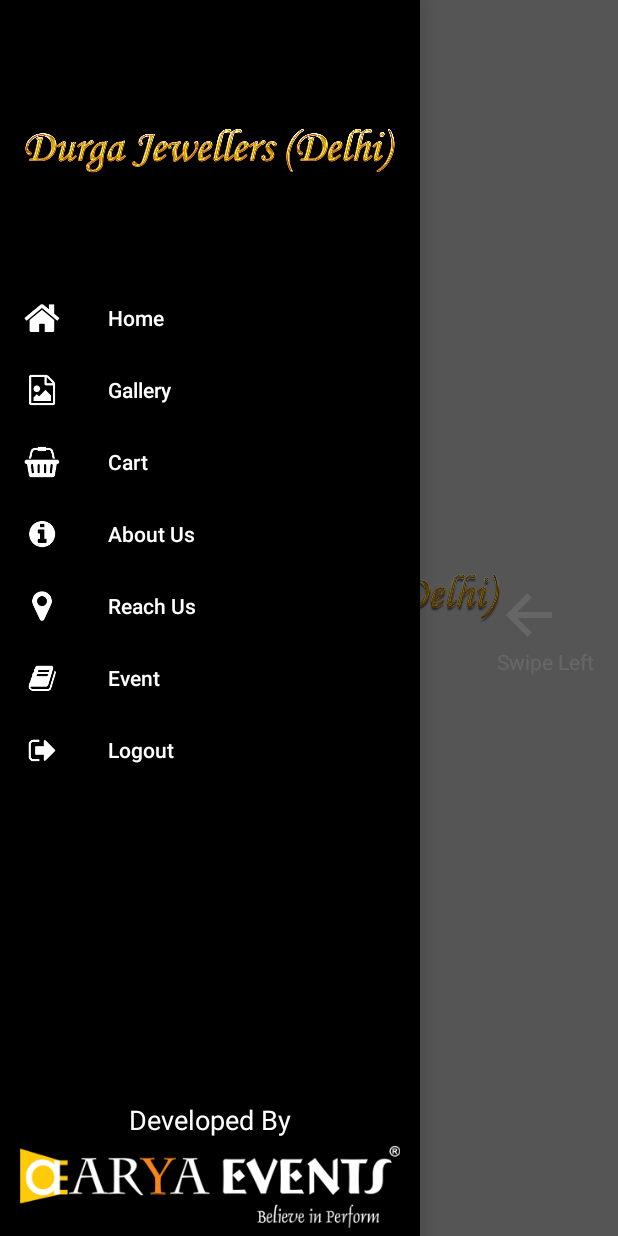
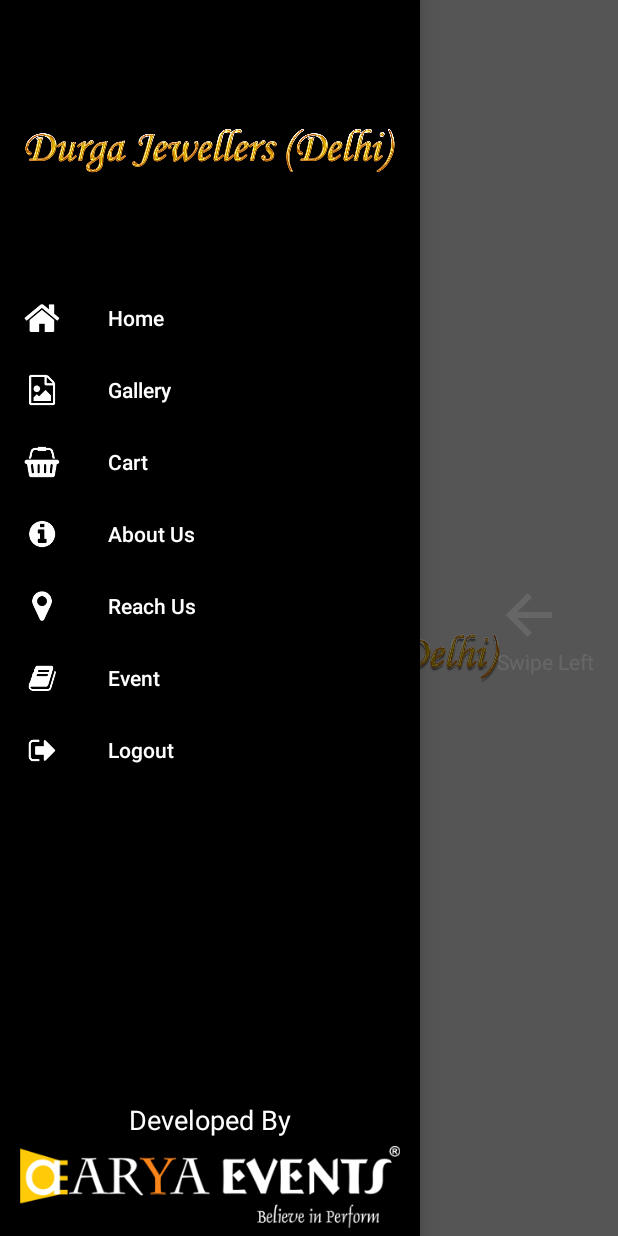
Before and after one commit to msain51s/DurgaJewellers, an Android app: the HomeActivity screen opened directly, with no data from a screen before it, with the side drawer open, on a phone screen of 412 x 824 dp. Run offline under Robolectric (Android 15) with nearby library versions, the phone set to English and light mode, and no system bars; libraries missing offline, so code that uses them is left out: com.wang.avi; 2 statements that could not run were skipped.

Commit message:
fourth upload from office_30-06-2017

```diff
--- a/app/src/main/java/com/sdj_jewellers/AboutUsActivity.java
+++ b/app/src/main/java/com/sdj_jewellers/AboutUsActivity.java
@@ -22,7 +22,7 @@ public class AboutUsActivity extends BaseActivity {
 
         webView.setWebViewClient(new myWebClient());
         webView.getSettings().setJavaScriptEnabled(true);
-        webView.loadUrl("http://shridurgajewellers.com/about-us-mobile/");
+        webView.loadUrl("http://durgajewellerskundan.com/about-us-mobile/");
     }
 
     private void setupToolbar() {
--- a/app/src/main/java/com/sdj_jewellers/HomeActivity.java
+++ b/app/src/main/java/com/sdj_jewellers/HomeActivity.java
@@ -79,6 +79,15 @@ public class HomeActivity extends BaseActivity
             }
         });
 
+  /*Manoj Says...
+  *    suggestion display first time
+  * */
+  if(!preference.getIS_SUGGESTION_DISPLAY_FIRST_TIME()){
+      infoView.setVisibility(View.VISIBLE);
+      preference.setIS_SUGGESTION_DISPLAY_FIRST_TIME(true);
+  }else
+      infoView.setVisibility(View.GONE);
+
     }
 
     @Override
--- a/app/src/main/java/com/sdj_jewellers/ReachUsActivity.java
+++ b/app/src/main/java/com/sdj_jewellers/ReachUsActivity.java
@@ -24,7 +24,7 @@ public class ReachUsActivity extends BaseActivity {
 
         webView.setWebViewClient(new myWebClient());
         webView.getSettings().setJavaScriptEnabled(true);
-        webView.loadUrl("http://shridurgajewellers.com/contact-mobi/");
+        webView.loadUrl("http://durgajewellerskundan.com/contact-us-mobile/");
     }
     @Override
     protected void onResume() {
--- a/app/src/main/java/com/sdj_jewellers/SignUpVerifyActivity.java
+++ b/app/src/main/java/com/sdj_jewellers/SignUpVerifyActivity.java
@@ -36,6 +36,10 @@ public class SignUpVerifyActivity extends AppCompatActivity implements ResponseL
     }
 
     public void backToLogin(View view){
+        loginNavigation();
+    }
+
+    public void loginNavigation(){
         Intent intent=new Intent(SignUpVerifyActivity.this,LoginActivity.class);
         intent.addFlags(Intent.FLAG_ACTIVITY_CLEAR_TOP);
         startActivity(intent);
@@ -146,7 +150,7 @@ public class SignUpVerifyActivity extends AppCompatActivity implements ResponseL
 
                  //           Toast.makeText(SignUpVerifyActivity.this,jsonObject.getString("msg"),Toast.LENGTH_LONG).show();
                             if(status.equalsIgnoreCase("true"))
-                                Utils.showCommonInfoPrompt(SignUpVerifyActivity.this,"Success",jsonObject.getString("msg"));
+                                Utils.showCommonInfoPromptWithLoginNavigation(SignUpVerifyActivity.this,"Success",jsonObject.getString("msg"),"SignUpVerify");
                             else
                                 Utils.showCommonInfoPrompt(SignUpVerifyActivity.this,"Failed",jsonObject.getString("msg"));
                             Log.d("json_response", response.getData());
--- a/app/src/main/java/com/sdj_jewellers/utility/Preference.java
+++ b/app/src/main/java/com/sdj_jewellers/utility/Preference.java
@@ -17,6 +17,17 @@ public class Preference {
     public String EMAIL_ID="email_id";
     public String MOBILE_NUMBER="mobile_number";
     public String FIRST_NAME="firstName";
+
+    public boolean getIS_SUGGESTION_DISPLAY_FIRST_TIME() {
+        return sharedpreferences.getBoolean(IS_SUGGESTION_DISPLAY_FIRST_TIME,false);
+    }
+
+    public void setIS_SUGGESTION_DISPLAY_FIRST_TIME(boolean IS_SUGGESTION_DISPLAY_FIRST_TIME) {
+        editor.putBoolean(this.IS_SUGGESTION_DISPLAY_FIRST_TIME,IS_SUGGESTION_DISPLAY_FIRST_TIME);
+        editor.commit();
+    }
+
+    public String IS_SUGGESTION_DISPLAY_FIRST_TIME="is_suggestion_display_first_time";
 
     public int getCART_COUNT() {
         return sharedpreferences.getInt(CART_COUNT,0);
--- a/app/src/main/res/layout/activity_change_password.xml
+++ b/app/src/main/res/layout/activity_change_password.xml
@@ -90,6 +90,7 @@
                 android:padding="10dp"
                 android:gravity="center"
                 android:text="Resend OTP"
+                android:textSize="17sp"
                 android:textColor="@color/btn_text_color"
                 android:textAllCaps="false"
                 android:background="@drawable/btn_bg"
--- a/app/src/main/res/values-xhdpi/dimens.xml
+++ b/app/src/main/res/values-xhdpi/dimens.xml
@@ -1,4 +1,4 @@
 <resources>
     <!-- Default screen margins, per the Android Design guidelines. -->
-    <dimen name="home_logo_margin_top">300dp</dimen>
+    <dimen name="home_logo_margin_top">340dp</dimen>
 </resources>
--- a/app/src/main/res/values-xxhdpi/dimens.xml
+++ b/app/src/main/res/values-xxhdpi/dimens.xml
@@ -1,5 +1,5 @@
 <resources>
     <!-- Default screen margins, per the Android Design guidelines. -->
 
-    <dimen name="home_logo_margin_top">380dp</dimen>
+    <dimen name="home_logo_margin_top">420dp</dimen>
 </resources>
```
Also changed, not shown: app/src/main/java/com/sdj_jewellers/ChangePasswordActivity.java (+7 -2 lines), app/src/main/java/com/sdj_jewellers/utility/Utils.java (+41 -0 lines).
